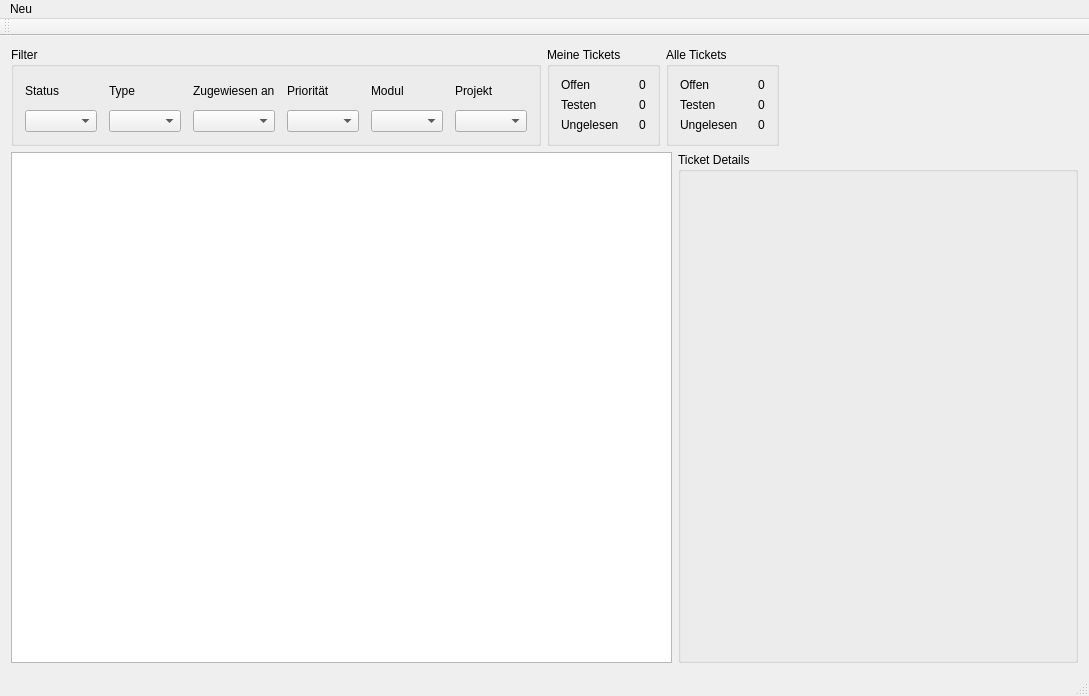
Above: mainwindow.ui from ghannami/TicketSystem before the change. Below: the same form after it.
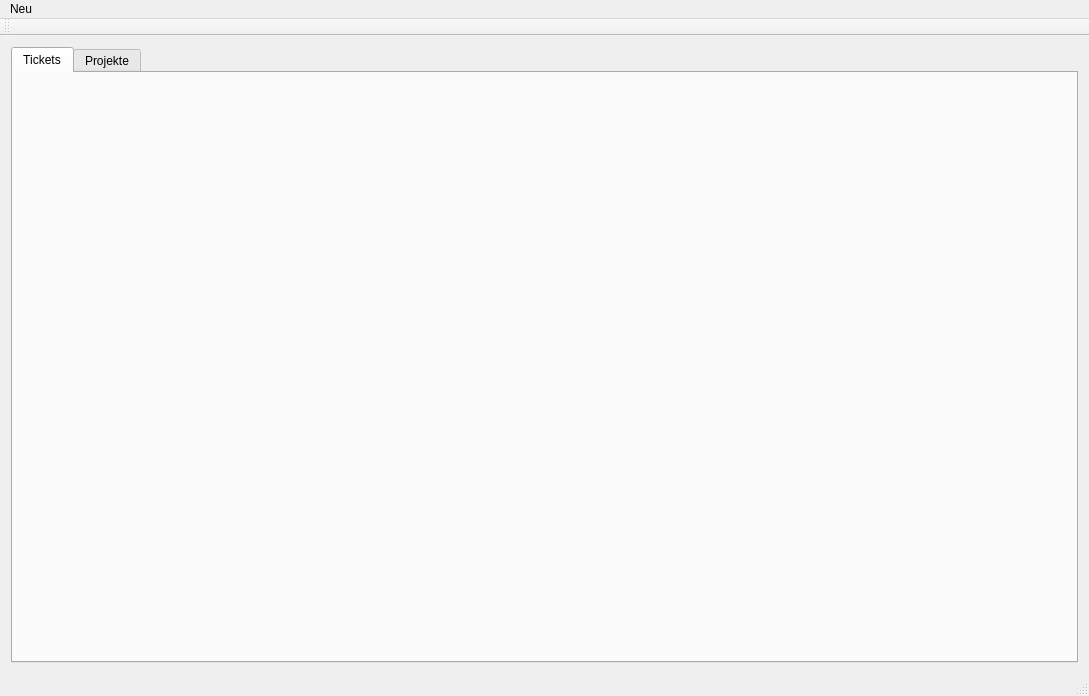
That is the form after the change. Icons and pictures are not drawn.

Commit message: Projects Tasks

What changed in the file:
```diff
--- a/mainwindow.ui
+++ b/mainwindow.ui
@@ -20,247 +20,21 @@
   <widget class="QWidget" name="centralWidget">
    <layout class="QVBoxLayout" name="verticalLayout">
     <item>
-     <layout class="QHBoxLayout" name="horizontalLayout_2">
-      <item>
-       <widget class="QGroupBox" name="groupBox">
-        <property name="title">
-         <string>Filter</string>
-        </property>
-        <layout class="QGridLayout" name="gridLayout">
-         <property name="horizontalSpacing">
-          <number>12</number>
-         </property>
-         <item row="0" column="5">
-          <widget class="QLabel" name="label_6">
-           <property name="text">
-            <string>Projekt</string>
-           </property>
-          </widget>
-         </item>
-         <item row="1" column="0">
-          <widget class="QComboBox" name="stateBox"/>
-         </item>
-         <item row="1" column="4">
-          <widget class="QComboBox" name="moduleBox"/>
-         </item>
-         <item row="0" column="0">
-          <widget class="QLabel" name="label">
-           <property name="text">
-            <string>Status</string>
-           </property>
-          </widget>
-         </item>
-         <item row="1" column="5">
-          <widget class="QComboBox" name="projectBox"/>
-         </item>
-         <item row="0" column="3">
-          <widget class="QLabel" name="label_3">
-           <property name="text">
-            <string>Priorität</string>
-           </property>
-          </widget>
-         </item>
-         <item row="0" column="2">
-          <widget class="QLabel" name="label_2">
-           <property name="text">
-            <string>Zugewiesen an</string>
-           </property>
-          </widget>
-         </item>
-         <item row="1" column="2">
-          <widget class="QComboBox" name="toUserBox"/>
-         </item>
-         <item row="1" column="3">
-          <widget class="QComboBox" name="priorityBox"/>
-         </item>
-         <item row="1" column="1">
-          <widget class="QComboBox" name="typeBox"/>
-         </item>
-         <item row="0" column="1">
-          <widget class="QLabel" name="label_4">
-           <property name="text">
-            <string>Type</string>
-           </property>
-          </widget>
-         </item>
-         <item row="0" column="4">
-          <widget class="QLabel" name="label_5">
-           <property name="text">
-            <string>Modul</string>
-           </property>
-          </widget>
-         </item>
-        </layout>
-       </widget>
-      </item>
-      <item>
-       <widget class="QGroupBox" name="groupBox_2">
-        <property name="title">
-         <string>Meine Tickets</string>
-        </property>
-        <layout class="QGridLayout" name="gridLayout_2">
-         <property name="horizontalSpacing">
-          <number>20</number>
-         </property>
-         <item row="0" column="0">
-          <widget class="QLabel" name="label_7">
-           <property name="text">
-            <string>Offen</string>
-           </property>
-          </widget>
-         </item>
-         <item row="1" column="0">
-          <widget class="QLabel" name="label2">
-           <property name="text">
-            <string>Testen</string>
-           </property>
-          </widget>
-         </item>
-         <item row="2" column="0">
-          <widget class="QLabel" name="label3">
-           <property name="text">
-            <string>Ungelesen</string>
-           </property>
-          </widget>
-         </item>
-         <item row="0" column="1">
-          <widget class="QLabel" name="myOpen">
-           <property name="text">
-            <string>0</string>
-           </property>
-          </widget>
-         </item>
-         <item row="1" column="1">
-          <widget class="QLabel" name="myTest">
-           <property name="text">
-            <string>0</string>
-           </property>
-          </widget>
-         </item>
-         <item row="2" column="1">
-          <widget class="QLabel" name="myUnread">
-           <property name="text">
-            <string>0</string>
-           </property>
-          </widget>
-         </item>
-        </layout>
-       </widget>
-      </item>
-      <item>
-       <widget class="QGroupBox" name="groupBox_3">
-        <property name="title">
-         <string>Alle Tickets</string>
-        </property>
-        <layout class="QGridLayout" name="gridLayout_3">
-         <property name="horizontalSpacing">
-          <number>20</number>
-         </property>
-         <item row="1" column="1">
-          <widget class="QLabel" name="allTest">
-           <property name="text">
-            <string>0</string>
-           </property>
-          </widget>
-         </item>
-         <item row="0" column="1">
-          <widget class="QLabel" name="allOpen">
-           <property name="text">
-            <string>0</string>
-           </property>
-          </widget>
-         </item>
-         <item row="0" column="0">
-          <widget class="QLabel" name="label_8">
-           <property name="text">
-            <string>Offen</string>
-           </property>
-          </widget>
-         </item>
-         <item row="1" column="0">
-          <widget class="QLabel" name="label_9">
-           <property name="text">
-            <string>Testen</string>
-           </property>
-          </widget>
-         </item>
-         <item row="2" column="1">
-          <widget class="QLabel" name="allUnread">
-           <property name="text">
-            <string>0</string>
-           </property>
-          </widget>
-         </item>
-         <item row="2" column="0">
-          <widget class="QLabel" name="label_10">
-           <property name="text">
-            <string>Ungelesen</string>
-           </property>
-          </widget>
-         </item>
-        </layout>
-       </widget>
-      </item>
-      <item>
-       <spacer name="horizontalSpacer">
-        <property name="orientation">
-         <enum>Qt::Horizontal</enum>
-        </property>
-        <property name="sizeHint" stdset="0">
-         <size>
-          <width>40</width>
-          <height>20</height>
-         </size>
-        </property>
-       </spacer>
-      </item>
-      <item>
-       <widget class="QLabel" name="logoLabel">
-        <property name="text">
-         <string/>
-        </property>
-        <property name="pixmap">
-         <pixmap resource="rsc.qrc">:/icon/ticketx64</pixmap>
-        </property>
-       </widget>
-      </item>
-     </layout>
-    </item>
-    <item>
-     <layout class="QHBoxLayout" name="horizontalLayout">
-      <item>
-       <widget class="QTableView" name="ticketView">
-        <property name="styleSheet">
-         <string notr="true">QTableView#ticketView { gridline-color: white; color:rgb(47, 47, 47) }</string>
-        </property>
-       </widget>
-      </item>
-      <item>
-       <widget class="QGroupBox" name="ticketDetailsWidget">
-        <property name="sizePolicy">
-         <sizepolicy hsizetype="Fixed" vsizetype="Preferred">
-          <horstretch>0</horstretch>
-          <verstretch>0</verstretch>
-         </sizepolicy>
-        </property>
-        <property name="minimumSize">
-         <size>
-          <width>400</width>
-          <height>0</height>
-         </size>
-        </property>
-        <property name="maximumSize">
-         <size>
-          <width>400</width>
-          <height>16777215</height>
-         </size>
-        </property>
-        <property name="title">
-         <string>Ticket Details</string>
-        </property>
-       </widget>
-      </item>
-     </layout>
+     <widget class="QTabWidget" name="tabWidget">
+      <property name="currentIndex">
+       <number>0</number>
+      </property>
+      <widget class="QWidget" name="tickets">
+       <attribute name="title">
+        <string>Tickets</string>
+       </attribute>
+      </widget>
+      <widget class="QWidget" name="projects">
+       <attribute name="title">
+        <string>Projekte</string>
+       </attribute>
+      </widget>
+     </widget>
     </item>
    </layout>
   </widget>
```
Left out of the diff: 6 changed lines with no effect on the pictures. The commit also changes 14 other files.
